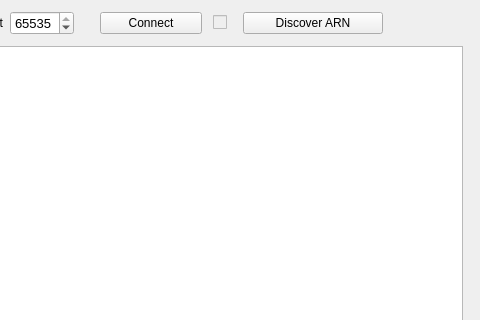
The window that src/MainWindow.ui (micwik/ArnBrowser) describes before a commit, drawn with Qt 5; both pictures show x 322 to 802 and y 0 to 320 of the 802 by 537 pixel window.
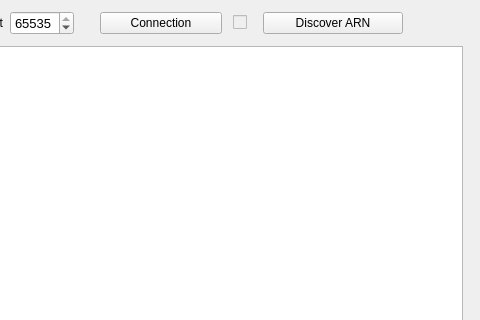
The same window after the commit. Icons and pictures are not drawn.

Commit message: Added connection close (still some crash problems)

Patch:
```diff
--- a/src/MainWindow.ui
+++ b/src/MainWindow.ui
@@ -168,7 +168,7 @@
         </property>
         <property name="minimumSize">
          <size>
-          <width>102</width>
+          <width>122</width>
           <height>0</height>
          </size>
         </property>
@@ -178,7 +178,7 @@
          </font>
         </property>
         <property name="text">
-         <string>Connect</string>
+         <string>Connection</string>
         </property>
         <property name="icon">
          <iconset resource="files.qrc">
@@ -190,6 +190,9 @@
           <height>24</height>
          </size>
         </property>
+        <property name="checkable">
+         <bool>true</bool>
+        </property>
        </widget>
       </item>
       <item>
```
Left out of the diff: 3 changed lines with no effect on the pictures. The commit also changes 6 other files.
